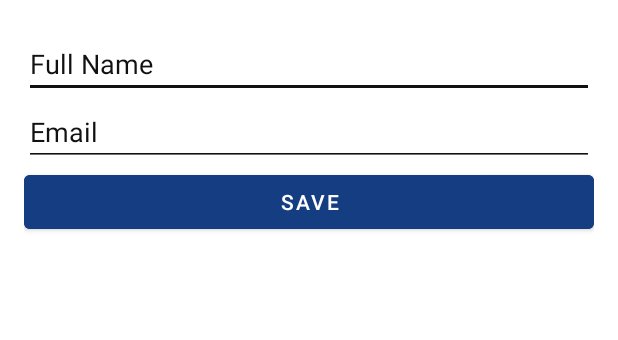
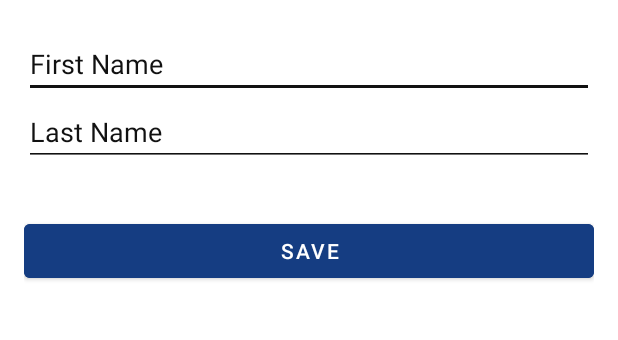
Before and after one commit to Harmit48/PAHELUKADAM, an Android app: the EditProfileActivity screen opened directly, with no data from a screen before it, after a tap on "SAVE", on a phone screen of 412 x 824 dp, the part 159-499 px from its top. Run offline under Robolectric (Android 15) with nearby library versions, the phone set to English and light mode, and no system bars; our stand-ins replace Firebase (no records; nobody signed in at launch, a user with empty details on screens opened directly).

Commit message:
feat(account): Implement Firebase for profile and mobile updates
- The "Edit Profile" and "Add Mobile" features now save data directly to Firebase Firestore.
- All options on the Account screen are now functional.

```diff
--- a/app/src/main/java/com/pahekukadam/pahelukadam/ui/account/EditProfileActivity.kt
+++ b/app/src/main/java/com/pahekukadam/pahelukadam/ui/account/EditProfileActivity.kt
@@ -1,51 +1,82 @@
 package com.pahekukadam.pahelukadam.ui.account
 
-import android.content.SharedPreferences
 import android.os.Bundle
 import android.widget.Button
 import android.widget.EditText
+import android.widget.TextView // <-- Import TextView
 import android.widget.Toast
 import androidx.appcompat.app.AppCompatActivity
+import com.google.firebase.auth.ktx.auth
+import com.google.firebase.firestore.ktx.firestore
+import com.google.firebase.ktx.Firebase
 import com.pahekukadam.pahelukadam.R
 
 class EditProfileActivity : AppCompatActivity() {
 
-    private lateinit var prefs: SharedPreferences
+    private val auth = Firebase.auth
+    private val db = Firebase.firestore
+    private val currentUser = auth.currentUser
+
+    private lateinit var firstNameEt: EditText
+    private lateinit var lastNameEt: EditText
+    private lateinit var emailTv: TextView
+    private lateinit var saveBtn: Button
 
     override fun onCreate(savedInstanceState: Bundle?) {
         super.onCreate(savedInstanceState)
         setContentView(R.layout.activity_edit_profile)
 
-        // ✅ FIX 1: Use the SAME SharedPreferences file name as the fragment.
-        prefs = getSharedPreferences("UserPrefs", MODE_PRIVATE)
+        firstNameEt = findViewById(R.id.editFirstName)
+        lastNameEt = findViewById(R.id.editLastName)
+        emailTv = findViewById(R.id.editEmail)
+        saveBtn = findViewById(R.id.btnSave)
 
-        val nameEt: EditText = findViewById(R.id.editName)
-        val emailEt: EditText = findViewById(R.id.editEmail)
-        val saveBtn: Button = findViewById(R.id.btnSave)
-
-        // Pre-fill existing data from "UserPrefs"
-        val name = prefs.getString("name", "")
-        val email = prefs.getString("email", "")
-        nameEt.setText(name)
-        emailEt.setText(email)
+        loadUserData()
 
         saveBtn.setOnClickListener {
-            val fullName = nameEt.text.toString().trim()
-            val newEmail = emailEt.text.toString().trim()
-
-            if (fullName.isEmpty() || newEmail.isEmpty()) {
-                Toast.makeText(this, "Fields cannot be empty", Toast.LENGTH_SHORT).show()
-                return@setOnClickListener
-            }
-
-            // ✅ FIX 2: Save the full name and email to match what the fragment reads.
-            prefs.edit()
-                .putString("name", fullName)
-                .putString("email", newEmail)
-                .apply()
-
-            Toast.makeText(this, "Profile Updated", Toast.LENGTH_SHORT).show()
-            finish() // Go back to the account screen
+            saveProfileChanges()
         }
     }
+
+    private fun loadUserData() {
+        if (currentUser != null) {
+            db.collection("users").document(currentUser.uid).get()
+                .addOnSuccessListener { document ->
+                    if (document != null && document.exists()) {
+                        firstNameEt.setText(document.getString("firstName"))
+                        lastNameEt.setText(document.getString("lastName"))
+                        emailTv.text = document.getString("email")
+                    }
+                }
+        }
+    }
+
+    private fun saveProfileChanges() {
+        val newFirstName = firstNameEt.text.toString().trim()
+        val newLastName = lastNameEt.text.toString().trim()
+
+        if (newFirstName.isEmpty() || newLastName.isEmpty()) {
+            Toast.makeText(this, "Name fields cannot be empty", Toast.LENGTH_SHORT).show()
+            return
+        }
+
+        if (currentUser == null) {
+            Toast.makeText(this, "Error: Not logged in", Toast.LENGTH_SHORT).show()
+            return
+        }
+
+        val userUpdates = mapOf(
+            "firstName" to newFirstName,
+            "lastName" to newLastName
+        )
+
+        db.collection("users").document(currentUser.uid).update(userUpdates)
+            .addOnSuccessListener {
+                Toast.makeText(this, "Profile Updated Successfully", Toast.LENGTH_SHORT).show()
+                finish()
+            }
+            .addOnFailureListener { e ->
+                Toast.makeText(this, "Failed to update profile: ${e.message}", Toast.LENGTH_LONG).show()
+            }
+    }
 }
--- a/app/src/main/res/layout/activity_edit_profile.xml
+++ b/app/src/main/res/layout/activity_edit_profile.xml
@@ -5,7 +5,6 @@
     android:layout_height="match_parent"
     android:background="@color/white">
 
-    <!-- Logo -->
     <ImageView
         android:layout_width="200dp"
         android:layout_height="60dp"
@@ -16,8 +15,8 @@
         android:src="@drawable/logotext" />
 
     <EditText
-        android:id="@+id/editName"
-        android:hint="Full Name"
+        android:id="@+id/editFirstName"
+        android:hint="First Name"
         android:backgroundTint="@color/black"
         android:textColor="@color/black"
         android:textColorHint="@color/black"
@@ -25,13 +24,22 @@
         android:layout_height="wrap_content"/>
 
     <EditText
-        android:id="@+id/editEmail"
-        android:hint="Email"
-        android:layout_width="match_parent"
+        android:id="@+id/editLastName"
+        android:hint="Last Name"
         android:backgroundTint="@color/black"
         android:textColor="@color/black"
         android:textColorHint="@color/black"
+        android:layout_width="match_parent"
         android:layout_height="wrap_content"/>
+
+    <TextView
+        android:id="@+id/editEmail"
+        android:layout_width="match_parent"
+        android:layout_height="wrap_content"
+        android:textColor="@color/black"
+        android:textSize="12sp"
+        android:paddingTop="8dp"
+        android:paddingBottom="8dp"/>
 
     <Button
         android:id="@+id/btnSave"
```
Also changed, not shown: app/src/main/java/com/pahekukadam/pahelukadam/MainActivity.kt (+24 -13 lines), app/src/main/java/com/pahekukadam/pahelukadam/SignUpActivity.kt (+4 -22 lines), app/src/main/java/com/pahekukadam/pahelukadam/ui/account/AccountFragment.kt (+18 -26 lines), app/src/main/java/com/pahekukadam/pahelukadam/ui/account/AddMobileActivity.kt (+43 -18 lines).
